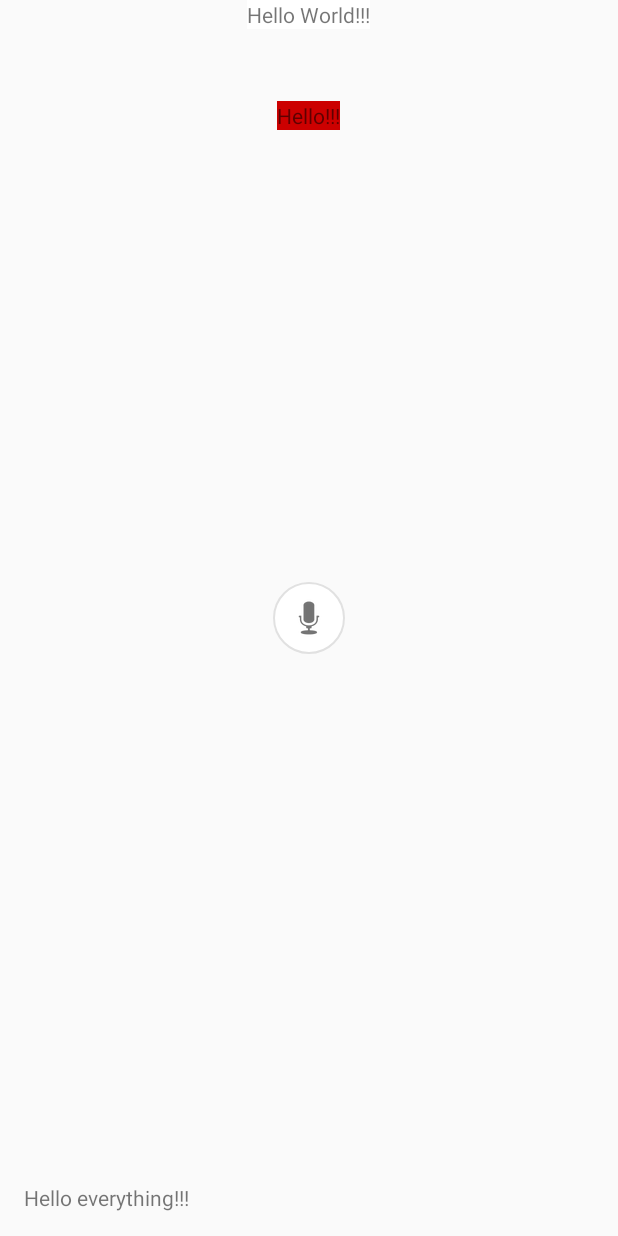
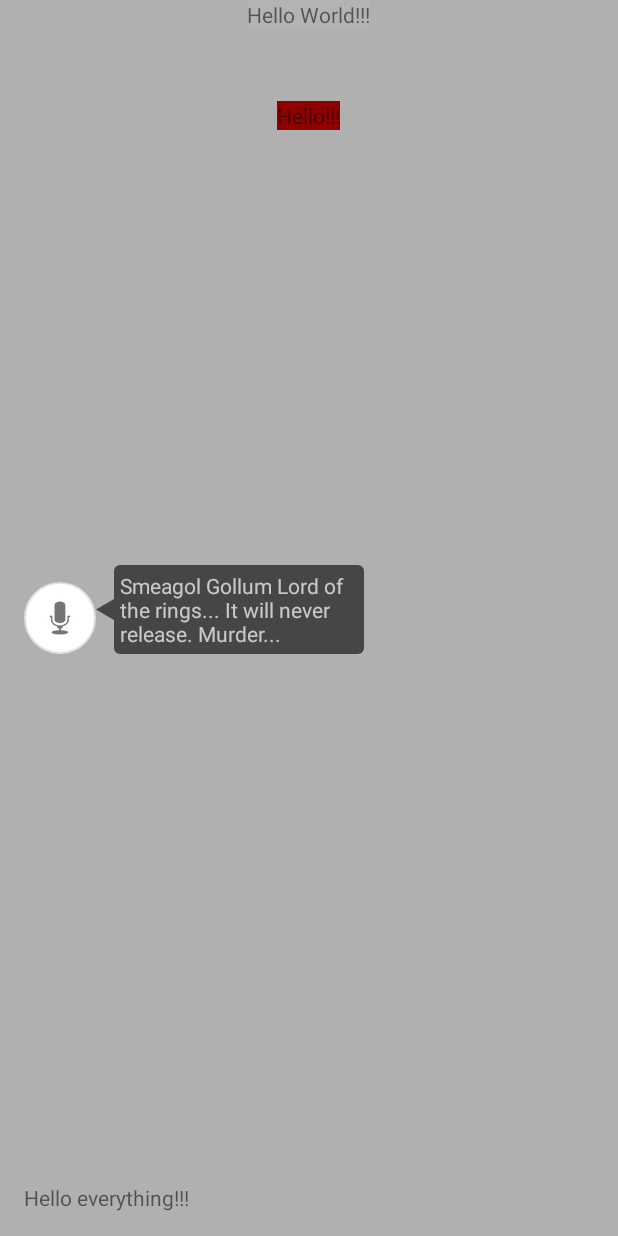
Before and after one commit to vadimZasovin/AppTips, an Android app: the screen it shows after launch (MainActivity), after a tap on "Hello World!!!", on a phone screen of 412 x 824 dp. Run offline under Robolectric (Android 15) with nearby library versions, the phone set to English and light mode, and no system bars.

Commit message:
updated sample activity

```diff
--- a/sample/src/main/java/com/imogene/sample/MainActivity.java
+++ b/sample/src/main/java/com/imogene/sample/MainActivity.java
@@ -24,18 +24,19 @@ public class MainActivity extends AppCompatActivity {
         findViewById(R.id.text).setOnClickListener(new View.OnClickListener() {
             @Override
             public void onClick(View v) {
-                testAdvancedTips();
+                testSimpleTips();
             }
         });
-        testAdvancedTips();
+        //testAdvancedTips();
     }
 
     private void testSimpleTips(){
         if(appTips == null){
             appTips = new AppTips(this);
-            appTips.addTip(createFirstTip());
+            /*appTips.addTip(createFirstTip());
             appTips.addTip(createSecondTip());
-            appTips.addTip(createThirdTip());
+            appTips.addTip(createThirdTip());*/
+            appTips.addTip(createOneMoreTip());
         }
         appTips.show();
     }
@@ -70,7 +71,7 @@ public class MainActivity extends AppCompatActivity {
     private Tip createOneMoreTip(){
         Tip tip = appTips.newTip(R.id.imageButton1,
                 "Smeagol Gollum Lord of the rings... It will never release. Murder...");
-        tip.setAlign(Tip.ALIGN_RIGHT_TOP);
+        //tip.setAlign(Tip.ALIGN_LEFT);
         tip.setMinWidth(0);
         tip.setMaxWidth(250);
         return tip;
--- a/sample/src/main/res/layout/activity_main.xml
+++ b/sample/src/main/res/layout/activity_main.xml
@@ -46,7 +46,9 @@
             android:id="@+id/imageButton1"
             android:layout_width="48dp"
             android:layout_height="48dp"
-            android:layout_gravity="center"
+            android:layout_gravity="center_vertical|start"
+            android:layout_marginLeft="16dp"
+            android:layout_marginStart="16dp"
             android:src="@android:drawable/ic_btn_speak_now"
             android:background="@drawable/test_background"
             android:clickable="true"
```
